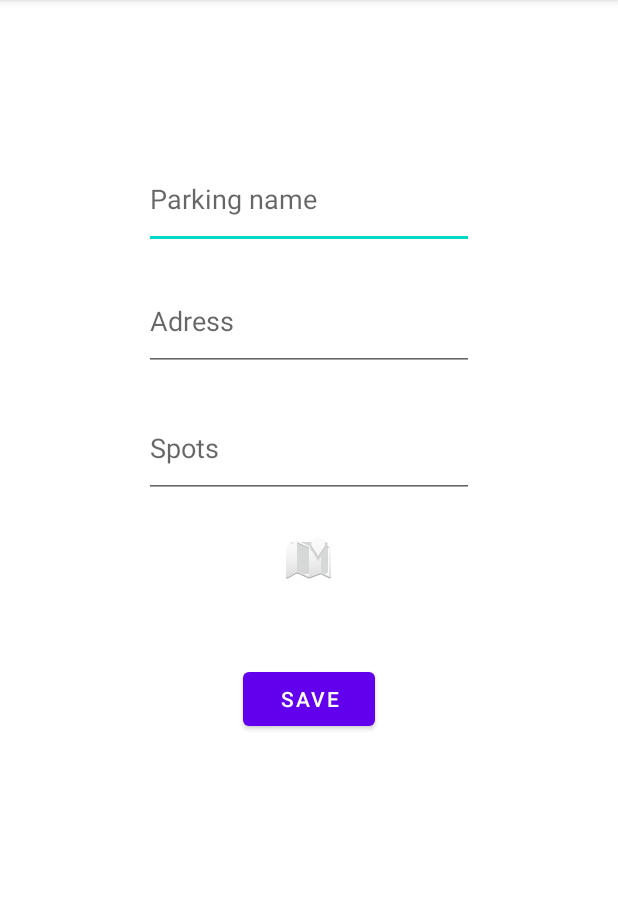
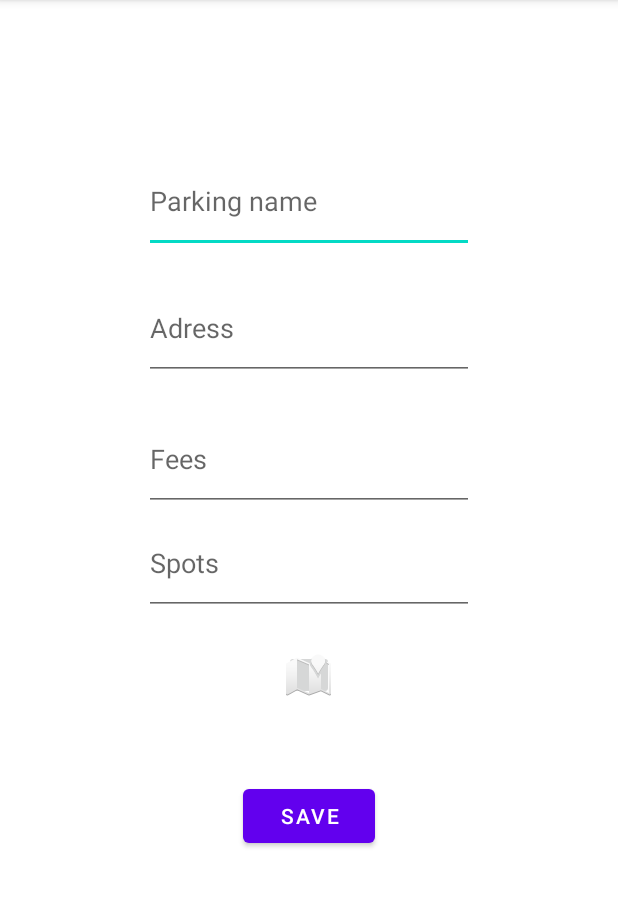
Before and after one commit to madeleine3341/SmartPark, an Android app: the AddParkingActivity screen opened directly, with no data from a screen before it, on a phone screen of 412 x 824 dp, the part 84-991 px from its top. Run offline under Robolectric (Android 15) with nearby library versions, the phone set to English and light mode, and no system bars.

Commit message:
solving merging code

```diff
--- a/app/src/main/res/layout/activity_parking.xml
+++ b/app/src/main/res/layout/activity_parking.xml
@@ -41,6 +41,19 @@
         android:hint="Spots"
         app:layout_constraintBottom_toTopOf="@+id/selectionLocationbtn"
         app:layout_constraintEnd_toEndOf="parent"
+        app:layout_constraintHorizontal_bias="0.5"
+        app:layout_constraintStart_toStartOf="parent"
+        app:layout_constraintTop_toBottomOf="@+id/feesTextView" />
+
+    <EditText
+        android:id="@+id/feesTextView"
+        android:layout_width="220dp"
+        android:layout_height="0dp"
+        android:autofillHints=""
+        android:ems="10"
+        android:hint="Fees"
+        app:layout_constraintBottom_toTopOf="@+id/spotsTextView"
+        app:layout_constraintEnd_toEndOf="parent"
         app:layout_constraintStart_toStartOf="parent"
         app:layout_constraintTop_toBottomOf="@+id/addressTextView" />
 
@@ -52,7 +65,8 @@
         android:ems="10"
         android:hint="Adress"
         android:importantForAutofill="no"
-        app:layout_constraintBottom_toTopOf="@+id/spotsTextView"
+
+        app:layout_constraintBottom_toTopOf="@+id/feesTextView"
         app:layout_constraintEnd_toEndOf="parent"
         app:layout_constraintStart_toStartOf="parent"
         app:layout_constraintTop_toBottomOf="@+id/nameTextView"
@@ -62,7 +76,7 @@
         android:id="@+id/saveBtn"
         android:layout_width="wrap_content"
         android:layout_height="wrap_content"
-        android:layout_marginBottom="278dp"
+        android:layout_marginBottom="200dp"
         android:text="Save"
         app:layout_constraintBottom_toBottomOf="parent"
         app:layout_constraintEnd_toEndOf="parent"
```
